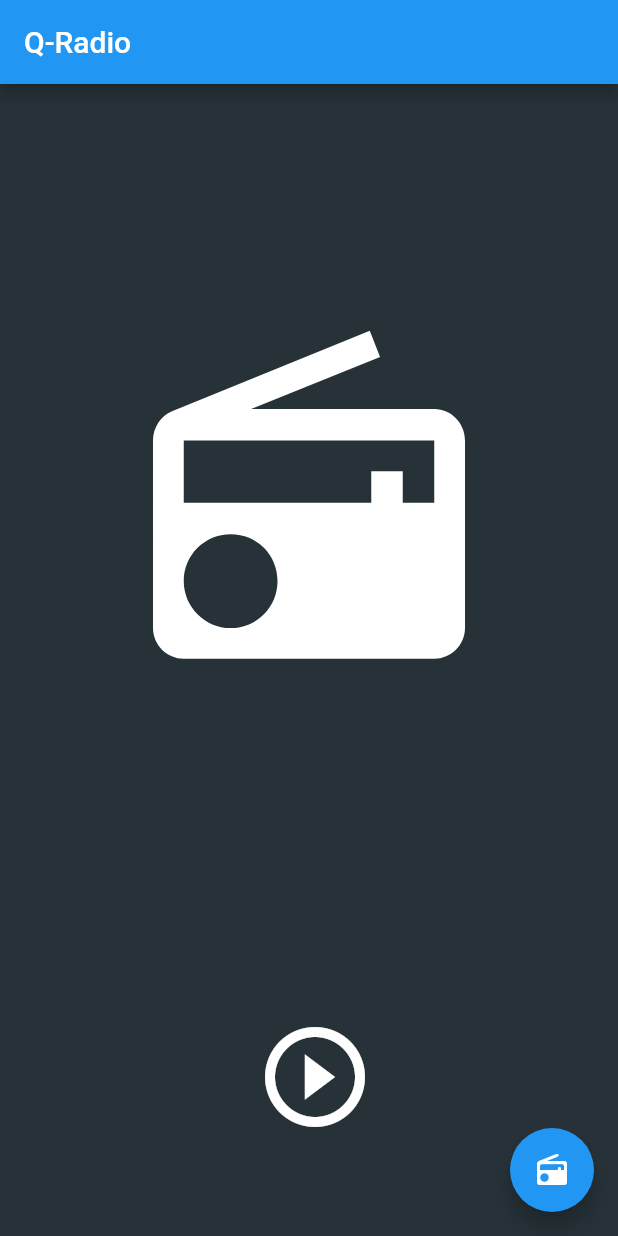
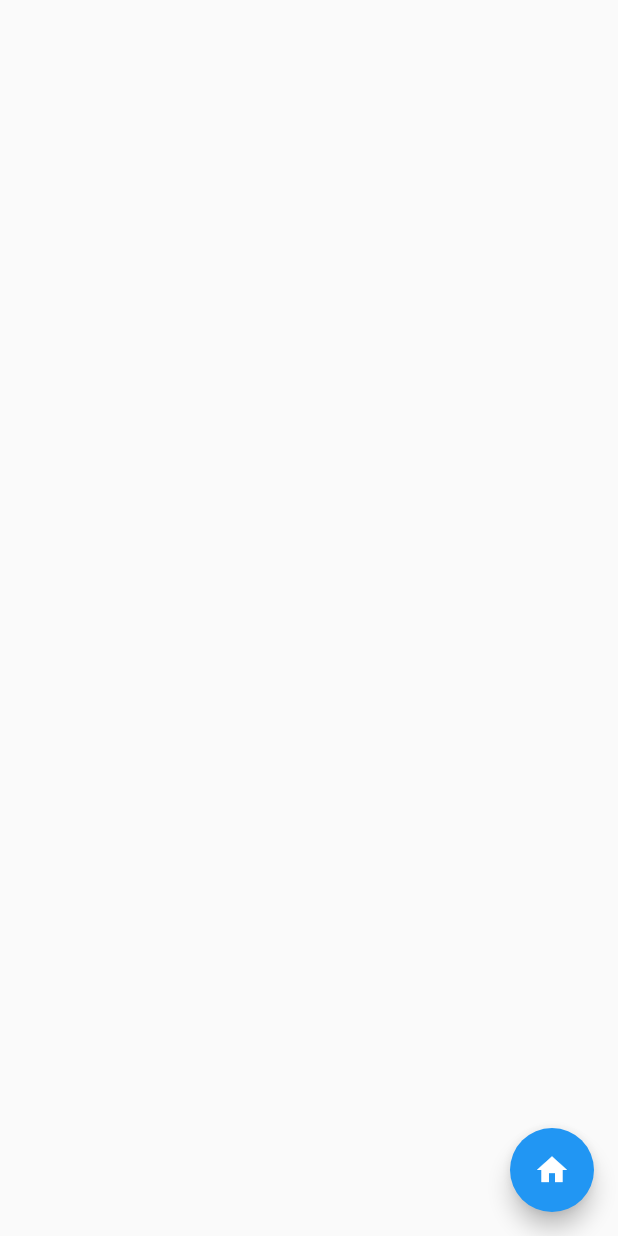
Before and after one commit to johnolamide/q-radio, a Flutter app: the screen it shows after launch, on a phone screen of 412 x 824 dp. Run offline on Flutter 3.47's test engine with Material 2 defaults, Android fonts, the phone set to English and light mode, and no system bars.

Commit message:
new approach

```diff
--- a/lib/main.dart
+++ b/lib/main.dart
@@ -1,105 +1,22 @@
 import 'package:flutter/material.dart';
-//import 'package:flutter_radio_player/flutter_radio_player.dart';
-// ignore: import_of_legacy_library_into_null_safe
-import 'package:flutter_radio/flutter_radio.dart';
-import 'dart:async';
-
-//FlutterRadioPlayer _flutterRadioPlayer = FlutterRadioPlayer();
-
-FlutterRadio _flutterRadio = FlutterRadio();
+import 'package:q_radio/screens/home_screen.dart';
 
 void main() {
   runApp(const MainApp());
 }
 
-class MainApp extends StatefulWidget {
+class MainApp extends StatelessWidget {
   const MainApp({super.key});
-
-  @override
-  State<MainApp> createState() => _MainAppState();
-}
-
-class _MainAppState extends State<MainApp> {
-  // Online Radio URL
-  String radioURL = "http://server-23.stream-server.nl:8438";
-
-  bool isPlaying = false;
-  bool isVisible = true;
-
-  @override
-  void initState() {
-    super.initState();
-    audioStart();
-  }
-
-  Future<void> audioStart() async {
-    await FlutterRadio.audioStart();
-    print("Audio Start OK.");
-  }
 
   @override
   Widget build(BuildContext context) {
     return MaterialApp(
       debugShowCheckedModeBanner: false,
       title: "Q-Radio",
-      home: Scaffold(
-        appBar: AppBar(
-          title: const Text("Q-Radio"),
-        ),
-        floatingActionButton: FloatingActionButton(
-          onPressed: (() {
-            print("Radio Pressed");
-          }),
-          child: const Icon(Icons.radio_rounded),
-        ),
-        body: Container(
-          color: Colors.blueGrey.shade900,
-          child: Column(
-            children: <Widget>[
-              const Expanded(
-                flex: 7,
-                child: Icon(
-                  Icons.radio,
-                  size: 250,
-                  color: Colors.white,
-                ),
-              ),
-              Expanded(
-                flex: 2,
-                child: Padding(
-                  padding: const EdgeInsets.only(right: 40),
-                  child: Align(
-                    alignment: FractionalOffset.center,
-                    child: IconButton(
-                      icon: isPlaying
-                          ? const Icon(
-                              Icons.pause_circle_outline,
-                              size: 80,
-                              color: Colors.white,
-                            )
-                          : const Icon(
-                              Icons.play_circle_outline,
-                              color: Colors.white,
-                              size: 80,
-                            ),
-                      onPressed: () {
-                        setState(() {
-                          FlutterRadio.play(url: radioURL);
-                          isPlaying = !isPlaying;
-                          isVisible = !isVisible;
-                        });
-                      },
-                    ),
-                  ),
-                ),
-              ),
-              const SizedBox(
-                height: 50,
-              )
-            ],
-          ),
-        ),
+      theme: ThemeData(
+        primarySwatch: Colors.blue,
       ),
+      home: const HomeScreen(),
     );
   }
 }
--- /dev/null
+++ b/lib/screens/home_screen.dart
@@ -0,0 +1,15 @@
+import 'package:flutter/material.dart';
+
+class HomeScreen extends StatelessWidget {
+  const HomeScreen({super.key});
+
+  @override
+  Widget build(BuildContext context) {
+    return Scaffold(
+      floatingActionButton: FloatingActionButton(
+        onPressed: (() => print("pressed")),
+        child: const Icon(Icons.home),
+      ),
+    );
+  }
+}
--- a/pubspec.yaml
+++ b/pubspec.yaml
@@ -36,8 +36,6 @@ dependencies:
   # The following adds the Cupertino Icons font to your application.
   # Use with the CupertinoIcons class for iOS style icons.
   cupertino_icons: ^1.0.2
-  flutter_radio_player: ^2.0.0
-  flutter_radio: ^0.1.8
 
 dev_dependencies:
   flutter_test:
```
Also changed, not shown: lib/widgets/gradient_background.dart (added, +21 -0 lines), pubspec.lock.
